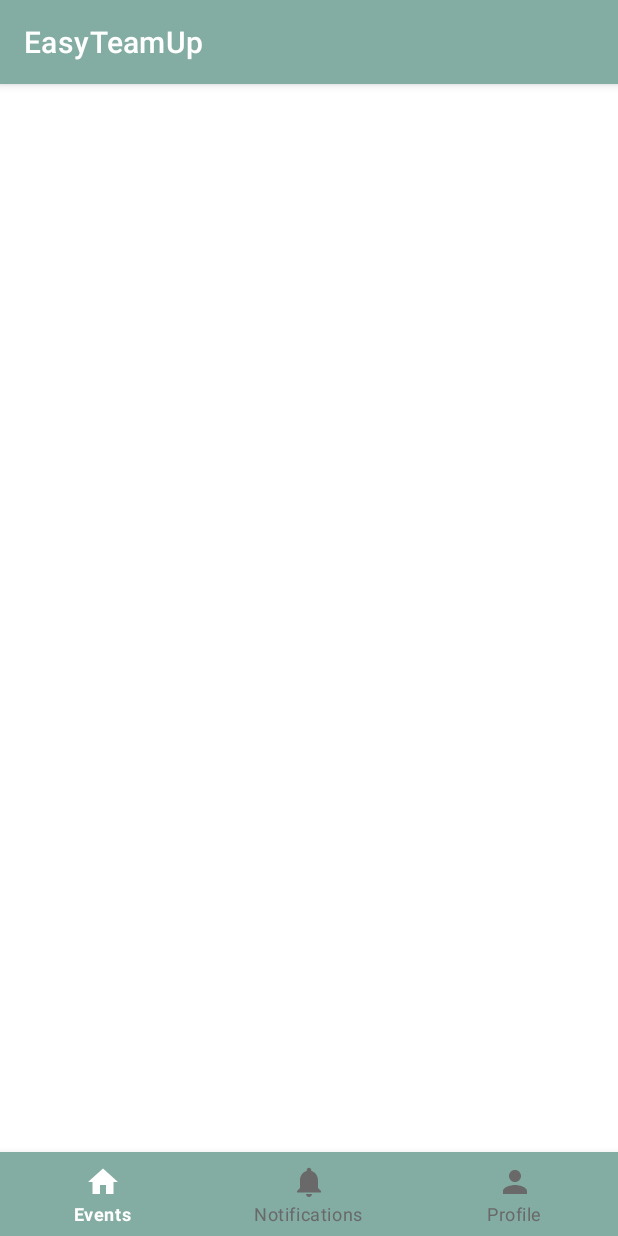
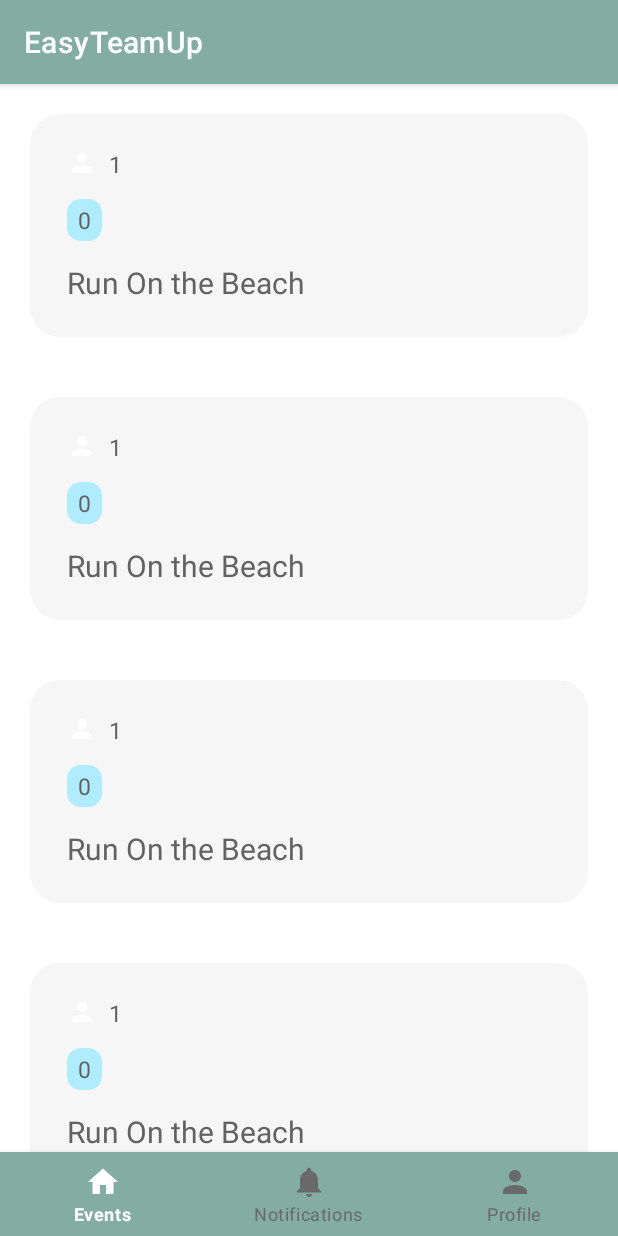
Before and after one commit to sherrygao821/EasyTeamUp, an Android app: the screen it shows after launch (MainActivity), on a phone screen of 412 x 824 dp. Run offline under Robolectric (Android 15) with nearby library versions, the phone set to English and light mode, and no system bars.

Commit message:
Created Home Page UI [dev-ui]

```diff
--- /dev/null
+++ b/app/src/main/java/com/example/easyteamup/EventAdapter.java
@@ -0,0 +1,66 @@
+package com.example.easyteamup;
+
+import android.view.LayoutInflater;
+import android.view.View;
+import android.view.ViewGroup;
+import android.widget.ArrayAdapter;
+import android.widget.TextView;
+import android.widget.ImageView;
+import android.content.Context;
+
+import androidx.annotation.NonNull;
+import androidx.annotation.Nullable;
+
+import com.example.easyteamup.classes.Event;
+
+import java.util.*;
+
+public class EventAdapter extends ArrayAdapter<Event> {
+
+    private Context context;
+    private int resourceLayout;
+
+    public EventAdapter(@NonNull Context context, int resource, List<Event> events) {
+        super(context, resource, events);
+        this.resourceLayout = resource;
+        this.context = context;
+    }
+
+    @NonNull
+    @Override
+    public View getView(int position, @Nullable View convertView, @NonNull ViewGroup parent) {
+        View v = convertView;
+        if (v == null) {
+            LayoutInflater vi;
+            vi = LayoutInflater.from(context);
+            v = vi.inflate(resourceLayout, null);
+        }
+
+        Event e = getItem(position);
+
+        if (e != null) {
+            TextView evtUserName = (TextView) v.findViewById(R.id.evtUserName);
+            ImageView evtUserPic = (ImageView) v.findViewById(R.id.evtUserPic);
+            TextView evtType = (TextView) v.findViewById(R.id.evtType);
+            TextView evtName = (TextView) v.findViewById(R.id.evtName);
+
+            if (evtUserName != null) {
+                evtUserName.setText(String.valueOf(e.getHostId()));
+            }
+
+//            if (evtUserPic != null) {
+//                evtUserPic.setImageResource(e.get);
+//            }
+
+            if (evtType != null) {
+                evtType.setText(String.valueOf(e.getEvtType()));
+            }
+
+            if(evtName != null) {
+                evtName.setText(String.valueOf(e.getEvtName()));
+            }
+        }
+
+        return v;
+    }
+}
--- a/app/src/main/java/com/example/easyteamup/classes/Event.java
+++ b/app/src/main/java/com/example/easyteamup/classes/Event.java
@@ -5,7 +5,7 @@ import java.util.*;
 public class Event {
     private int evtId;
     private String evtName;
-    private String hostId;
+    private int hostId;
     private String evtDescription;
     private String evtSignUpDueDate;
     private String evtTime;
@@ -16,7 +16,14 @@ public class Event {
     private boolean isActive;
     private boolean isPublic;
 
-    public Event(int evtId, String evtName, String hostId, String evtDescription, String evtSignUpDueDate, String evtTime, String evtLocation, Map<String, Integer> evtTimeSlots, List<String> evtParticipants, int evtType, boolean isActive, boolean isPublic) {
+    public Event(int evtId, String evtName, int hostId, int evtType) {
+        this.evtId = evtId;
+        this.evtName = evtName;
+        this.hostId = hostId;
+        this.evtType = evtType;
+    }
+
+    public Event(int evtId, String evtName, int hostId, String evtDescription, String evtSignUpDueDate, String evtTime, String evtLocation, Map<String, Integer> evtTimeSlots, List<String> evtParticipants, int evtType, boolean isActive, boolean isPublic) {
         this.evtId = evtId;
         this.evtName = evtName;
         this.hostId = hostId;
@@ -47,11 +54,11 @@ public class Event {
         this.evtName = evtName;
     }
 
-    public String getHostId() {
+    public int getHostId() {
         return hostId;
     }
 
-    public void setHostId(String hostId) {
+    public void setHostId(int hostId) {
         this.hostId = hostId;
     }
 
--- a/app/src/main/java/com/example/easyteamup/ui/Events.java
+++ b/app/src/main/java/com/example/easyteamup/ui/Events.java
@@ -7,66 +7,58 @@ import androidx.fragment.app.Fragment;
 import android.view.LayoutInflater;
 import android.view.View;
 import android.view.ViewGroup;
+import android.widget.ListView;
 
+import com.example.easyteamup.EventAdapter;
 import com.example.easyteamup.R;
+import com.example.easyteamup.classes.*;
 
-/**
- * A simple {@link Fragment} subclass.
- * Use the {@link Events#newInstance} factory method to
- * create an instance of this fragment.
- */
+import java.util.*;
+
 public class Events extends Fragment {
 
-    // TODO: Rename parameter arguments, choose names that match
-    // the fragment initialization parameters, e.g. ARG_ITEM_NUMBER
-    private static final String ARG_PARAM1 = "param1";
-    private static final String ARG_PARAM2 = "param2";
-
-    // TODO: Rename and change types of parameters
-    private String mParam1;
-    private String mParam2;
+    private List<Event> allEvents;
 
     public Events() {
         // Required empty public constructor
     }
 
-    /**
-     * Use this factory method to create a new instance of
-     * this fragment using the provided parameters.
-     *
-     * @param param1 Parameter 1.
-     * @param param2 Parameter 2.
-     * @return A new instance of fragment Events.
-     */
-    // TODO: Rename and change types and number of parameters
-    public static Events newInstance(String param1, String param2) {
-        Events fragment = new Events();
-        Bundle args = new Bundle();
-        args.putString(ARG_PARAM1, param1);
-        args.putString(ARG_PARAM2, param2);
-        fragment.setArguments(args);
-        return fragment;
-    }
-
     @Override
     public void onCreate(Bundle savedInstanceState) {
         super.onCreate(savedInstanceState);
-        if (getArguments() != null) {
-            mParam1 = getArguments().getString(ARG_PARAM1);
-            mParam2 = getArguments().getString(ARG_PARAM2);
-        }
+
+        this.allEvents = new ArrayList<>();
 
         getEventList();
+
     }
 
     @Override
     public View onCreateView(LayoutInflater inflater, ViewGroup container,
                              Bundle savedInstanceState) {
         // Inflate the layout for this fragment
-        return inflater.inflate(R.layout.fragment_events, container, false);
+        View rootView = inflater.inflate(R.layout.fragment_events, container, false);
+
+        // Add adapter to the home page list view
+        ListView eventsListView = rootView.findViewById(R.id.eventsListView);
+        eventsListView.addHeaderView(new View(getActivity()));
+        eventsListView.addFooterView(new View(getActivity()));
+        getEventList();
+        eventsListView.setAdapter(new EventAdapter(getActivity(), R.layout.item_event, allEvents));
+
+        return rootView;
     }
 
+
+    /**
+     * Get the list of events available from the database
+     * @author Sherry Gao
+     */
     private void getEventList() {
-        // TODO: Retrieve List of Events that is near the user
+        // TODO: Connect with Database
+        for(int i = 0; i < 5; i++) {
+            Event e = new Event(i, "Run On the Beach", 1,0);
+            allEvents.add(e);
+        }
     }
 }
--- /dev/null
+++ b/app/src/main/res/drawable/event_round_corners.xml
@@ -0,0 +1,6 @@
+<?xml version="1.0" encoding="utf-8"?>
+<shape xmlns:android="http://schemas.android.com/apk/res/android">
+    <solid android:color="@color/background_grey"/>
+    <corners android:radius="20dp"/>
+    <padding android:left="5dp" android:top="3dp" android:right="5dp" android:bottom="3dp" />
+</shape>
--- /dev/null
+++ b/app/src/main/res/drawable/tag_round_corners.xml
@@ -0,0 +1,7 @@
+<?xml version="1.0" encoding="utf-8"?>
+<shape xmlns:android="http://schemas.android.com/apk/res/android">
+    <solid android:color="@color/tag_blue"/>
+<!--    <stroke android:width="3dp" android:color="@color/tag_blue" />-->
+    <corners android:radius="9dp"/>
+    <padding android:left="5dp" android:top="3dp" android:right="5dp" android:bottom="3dp" />
+</shape>
--- a/app/src/main/res/layout/fragment_events.xml
+++ b/app/src/main/res/layout/fragment_events.xml
@@ -8,7 +8,9 @@
     <ListView
         android:id="@+id/eventsListView"
         android:layout_width="match_parent"
-        android:layout_height="match_parent" />
+        android:layout_height="wrap_content"
+        android:divider="@null"
+        android:dividerHeight="0dp" />
 
 <!--    <TextView-->
 <!--        android:layout_width="match_parent"-->
--- a/app/src/main/res/layout/item_event.xml
+++ b/app/src/main/res/layout/item_event.xml
@@ -2,13 +2,23 @@
 <LinearLayout xmlns:android="http://schemas.android.com/apk/res/android"
     xmlns:tools="http://schemas.android.com/tools"
     android:layout_height="match_parent"
-    android:layout_width="match_parent"
-    android:orientation="vertical">
+    android:layout_width="match_parent">
+    <LinearLayout
+        android:layout_height="match_parent"
+        android:layout_width="match_parent"
+        android:orientation="vertical"
+        android:background="@drawable/event_round_corners"
+        android:layout_marginTop="20dp"
+        android:layout_marginBottom="20dp"
+        android:layout_marginStart="20dp"
+        android:layout_marginEnd="20dp">
 
     <LinearLayout
         android:layout_height="wrap_content"
         android:layout_width="match_parent"
-        android:orientation="horizontal">
+        android:orientation="horizontal"
+        android:layout_marginTop="20dp"
+        android:layout_marginStart="20dp">
         <ImageView
             android:id="@+id/evtUserPic"
             android:layout_width="20dp"
@@ -28,11 +38,17 @@
     <TextView
         android:id="@+id/evtType"
         android:layout_width="wrap_content"
-        android:layout_height="match_parent"
+        android:layout_height="wrap_content"
         android:text="@string/app_name"
-        android:textSize="11sp"
+        android:textSize="15sp"
         android:textColor="@color/font_grey"
-        android:layout_marginTop="14dp"/>
+        android:layout_marginTop="14dp"
+        android:layout_marginStart="20dp"
+        android:paddingLeft="7dp"
+        android:paddingRight="7dp"
+        android:paddingTop="3dp"
+        android:paddingBottom="3dp"
+        android:background="@drawable/tag_round_corners"/>
 
     <TextView
         android:id="@+id/evtName"
@@ -41,6 +57,9 @@
         android:text="@string/app_name"
         android:textColor="@color/font_grey"
         android:textSize="20sp"
-        android:layout_marginTop="14dp"/>
+        android:layout_marginTop="14dp"
+        android:layout_marginStart="20dp"
+        android:layout_marginBottom="20dp"/>
 
+    </LinearLayout>
 </LinearLayout>
--- a/app/src/main/res/values/colors.xml
+++ b/app/src/main/res/values/colors.xml
@@ -7,4 +7,6 @@
     <color name="white">#FFFFFFFF</color>
     <color name="green">#83ACA2</color>
     <color name="font_grey">#626262</color>
+    <color name="background_grey">#F6F6F6</color>
+    <color name="tag_blue">#B0ECFF</color>
 </resources>
```
